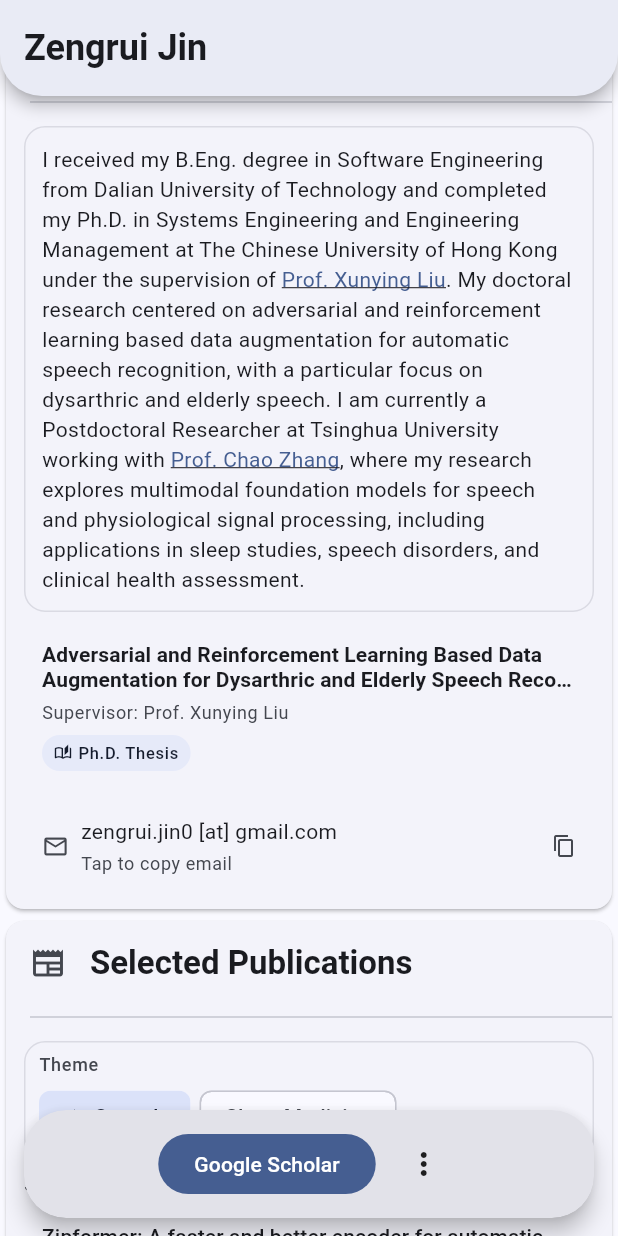
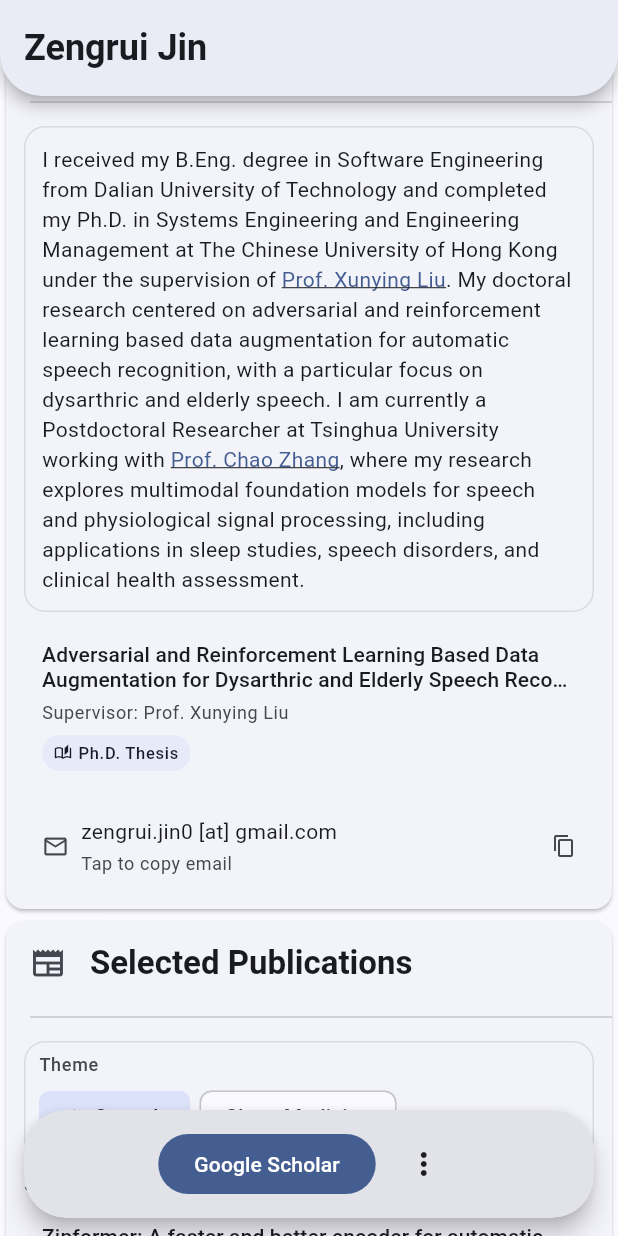
Before and after one commit to JinZr/flutter_io_page, a Flutter app: the screen it shows after launch, scrolled down 320 dp, on a phone screen of 412 x 824 dp. Run offline on Flutter 3.47's test engine with Material 3 defaults, Android fonts, the phone set to English and light mode, and no system bars; network calls fail.

Commit message:
Update self_intro_card.dart

```diff
--- a/lib/home_components/self_intro_card.dart
+++ b/lib/home_components/self_intro_card.dart
@@ -34,7 +34,7 @@ class IntroductionCard extends StatelessWidget {
     );
     final thesisTitleStyle =
         (isCompact ? textTheme.titleSmall : textTheme.titleMedium)?.copyWith(
-          fontWeight: FontWeight.w600,
+          fontWeight: FontWeight.w500,
           height: isCompact ? 1.18 : 1.2,
         );
 
```
